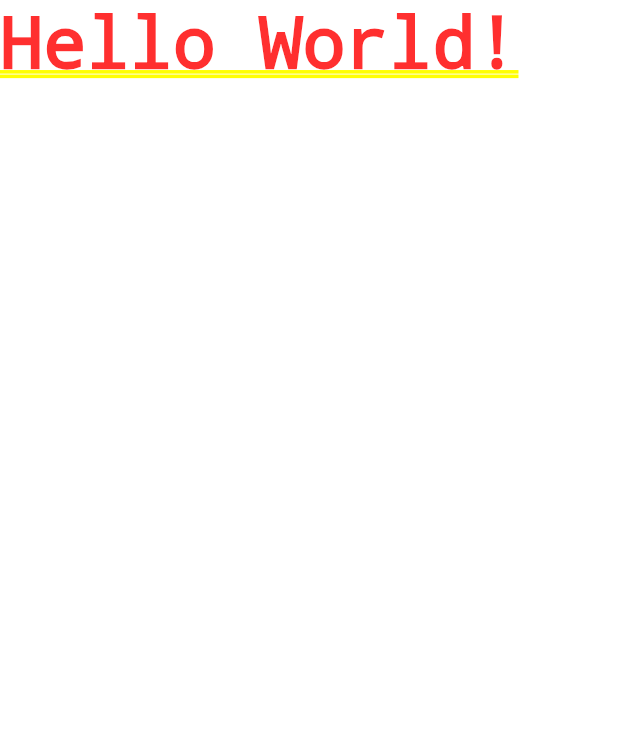
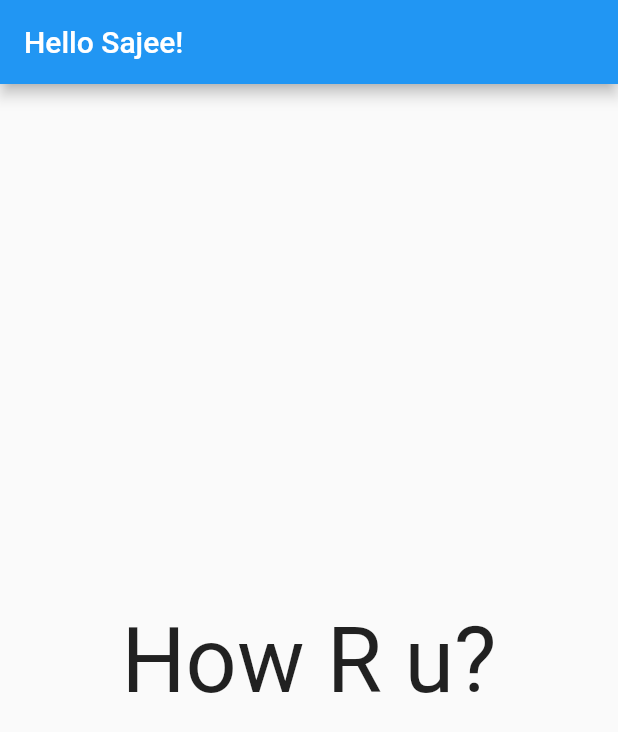
Before and after one commit to SajeeRodrigo/Flutter-StartUp, a Flutter app: the screen it shows after launch, on a phone screen of 412 x 824 dp. Shown: the top 732 px of the screen. Run offline on Flutter 3.47's test engine with Material 2 defaults, Android fonts, the phone set to English and light mode, and no system bars.

Commit message:
wigets deep

```diff
--- a/lib/main.dart
+++ b/lib/main.dart
@@ -3,7 +3,7 @@ import 'package:flutter/material.dart';
 
 
 
-main() {
+void main() {
   //application eke mulinma pennana dewl liynne meke
   runApp(MyApp());
   //wiget tika call krnw
@@ -17,8 +17,20 @@ class MyApp extends StatelessWidget {
     //bulding blocks wage
     //independent or nested components
     return MaterialApp(
-      home: Text('Hello World!'),
+      home: Scaffold(
+        appBar: AppBar(
+          title: Text('Hello Sajee!',
+          style: TextStyle(fontSize: 20.0),
+          ),
+        ),
+        body: Center(
+          child: Text('How R u?',
+          style: TextStyle(fontSize: 60.0),
+          ),
+        ),
+      ),
       //home kiynne issellm ape app ekt giyma pennana eka
+
     );
   //return krnw wiget ekak Materialapp(root element eka) class eke obj ekak hdnw
 
```
